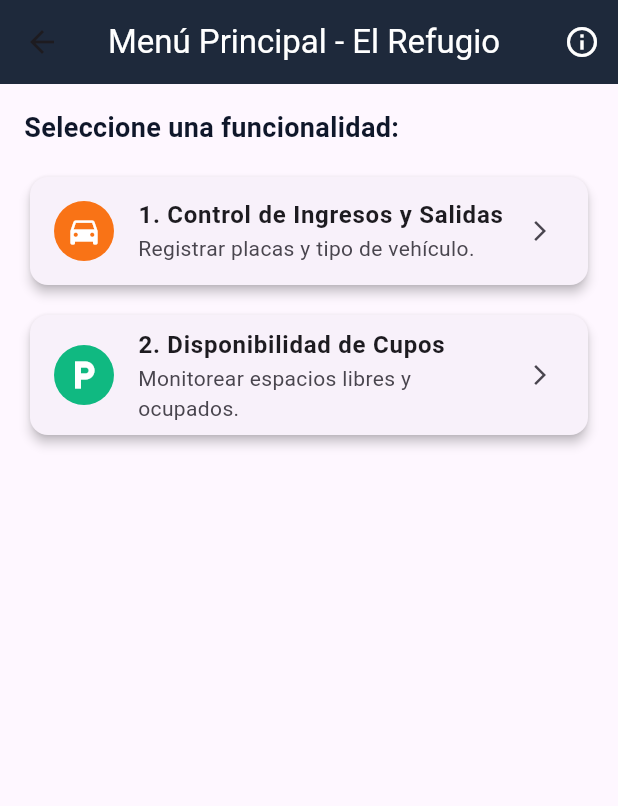
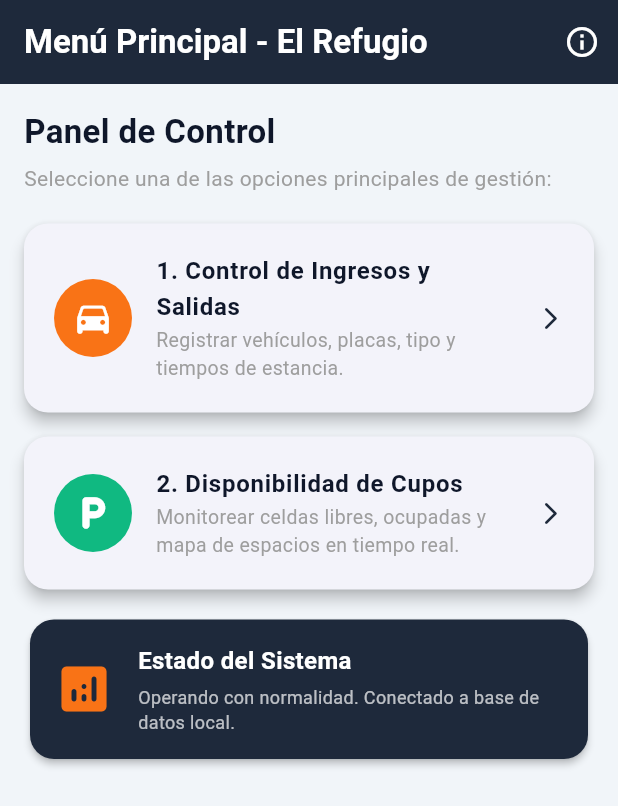
Before and after one commit to JohnMontoya1997/parqueadero_el_refugio, a Flutter app: the HomeMenuScreen screen opened directly, on a phone screen of 412 x 824 dp. Shown: the top 806 px of the screen. Run offline on Flutter 3.47's test engine with Material 3 defaults, Android fonts, the phone set to English and light mode, and no system bars.

Commit message:
Modificaciones en el menú)

```diff
--- a/lib/screens/home_menu.dart
+++ b/lib/screens/home_menu.dart
@@ -1,4 +1,5 @@
 import 'package:flutter/material.dart';
+
 import '../theme/app_colors.dart';
 import 'modulo_ingreso.dart';
 import 'modulo_cupos.dart';
@@ -6,19 +7,26 @@
 class HomeMenuScreen extends StatelessWidget {
   const HomeMenuScreen({super.key});
 
-  // Método para desplegar la Ventana Modal informativa requerida
-  void _showAboutModal(BuildContext context) {
+  // Ventana modal informativa requerida por el instructor
+  void _showInfoModal(BuildContext context) {
     showDialog(
       context: context,
       builder: (BuildContext context) {
         return AlertDialog(
-          title: const Text('Acerca de El Refugio'),
-          content: const Text('Módulo móvil para el control de ingresos de vehículos y visualización de cupos en tiempo real.'),
+          title: const Text('Información del Sistema'),
+          content: const Text(
+            'Parqueadero El Refugio v1.0\n\n'
+            'Aplicación móvil desarrollada en Flutter para la gestión integral de ingresos, '
+            'salidas, control de cupos y tarifas del parqueadero.',
+          ),
           actions: [
             TextButton(
-              child: const Text('Entendido', style: TextStyle(color: AppColors.accentOrange)),
+              child: const Text(
+                'Cerrar',
+                style: TextStyle(color: AppColors.accentOrange),
+              ),
               onPressed: () {
-                Navigator.of(context).pop(); // Cierra el modal al dar clic
+                Navigator.of(context).pop();
               },
             ),
           ],
@@ -31,64 +39,178 @@
   Widget build(BuildContext context) {
     return Scaffold(
       appBar: AppBar(
-        title: const Text('Menú Principal - El Refugio', style: TextStyle(color: Colors.white)),
+        title: const Text(
+          'Menú Principal - El Refugio',
+          style: TextStyle(color: Colors.white, fontWeight: FontWeight.bold),
+        ),
         backgroundColor: AppColors.primaryDark,
+        elevation: 0,
         actions: [
           IconButton(
             icon: const Icon(Icons.info_outline, color: Colors.white),
-            onPressed: () => _showAboutModal(context), // Clic para abrir el modal
+            tooltip: 'Acerca de',
+            onPressed: () => _showInfoModal(context), // Abre la ventana modal
           ),
         ],
       ),
       body: ListView(
         padding: const EdgeInsets.all(16.0),
         children: [
+          // Cabecera descriptiva
           const Text(
-            'Seleccione una funcionalidad:',
-            style: TextStyle(fontSize: 18, fontWeight: FontWeight.bold, color: AppColors.textMain),
+            'Panel de Control',
+            style: TextStyle(
+              fontSize: 22,
+              fontWeight: FontWeight.bold,
+              color: AppColors.textMain,
+            ),
           ),
-          const SizedBox(height: 16),
+          const SizedBox(height: 6),
+          const Text(
+            'Seleccione una de las opciones principales de gestión:',
+            style: TextStyle(fontSize: 14, color: Colors.grey),
+          ),
+          const SizedBox(height: 20),
 
-          // Opción 1 que lleva al Módulo de Ingresos
+          // Opción 1: Módulo de Ingresos y Salidas
           Card(
-            elevation: 3,
-            shape: RoundedRectangleBorder(borderRadius: BorderRadius.circular(12)),
+            elevation: 4,
+            shape: RoundedRectangleBorder(
+              borderRadius: BorderRadius.circular(16),
+            ),
+            margin: const EdgeInsets.only(bottom: 16),
             child: ListTile(
+              contentPadding: const EdgeInsets.symmetric(
+                horizontal: 20,
+                vertical: 12,
+              ),
               leading: const CircleAvatar(
+                radius: 26,
                 backgroundColor: AppColors.accentOrange,
-                child: Icon(Icons.directions_car, color: Colors.white),
+                child: Icon(
+                  Icons.directions_car_rounded,
+                  color: Colors.white,
+                  size: 28,
+                ),
               ),
-              title: const Text('1. Control de Ingresos y Salidas', style: TextStyle(fontWeight: FontWeight.bold)),
-              subtitle: const Text('Registrar placas y tipo de vehículo.'),
-              trailing: const Icon(Icons.arrow_forward_ios, size: 16),
+              title: const Text(
+                '1. Control de Ingresos y Salidas',
+                style: TextStyle(
+                  fontSize: 16,
+                  fontWeight: FontWeight.bold,
+                  color: AppColors.textMain,
+                ),
+              ),
+              subtitle: const Text(
+                'Registrar vehículos, placas, tipo y tiempos de estancia.',
+                style: TextStyle(fontSize: 13, color: Colors.grey),
+              ),
+              trailing: const Icon(
+                Icons.arrow_forward_ios_rounded,
+                size: 18,
+                color: AppColors.primaryDark,
+              ),
               onTap: () {
+                // Navegación hacia la primera funcionalidad principal
                 Navigator.push(
                   context,
-                  MaterialPageRoute(builder: (context) => const ModuloIngresoScreen()),
+                  MaterialPageRoute(
+                    builder: (context) => const ModuloIngresoScreen(),
+                  ),
                 );
               },
             ),
           ),
-          const SizedBox(height: 12),
 
-          // Opción 2 que lleva al Módulo de Cupos
+          // Opción 2: Módulo de Disponibilidad y Cupos
           Card(
-            elevation: 3,
-            shape: RoundedRectangleBorder(borderRadius: BorderRadius.circular(12)),
+            elevation: 4,
+            shape: RoundedRectangleBorder(
+              borderRadius: BorderRadius.circular(16),
+            ),
+            margin: const EdgeInsets.only(bottom: 16),
             child: ListTile(
+              contentPadding: const EdgeInsets.symmetric(
+                horizontal: 20,
+                vertical: 12,
+              ),
               leading: const CircleAvatar(
+                radius: 26,
                 backgroundColor: AppColors.successGreen,
-                child: Icon(Icons.local_parking, color: Colors.white),
+                child: Icon(
+                  Icons.local_parking_rounded,
+                  color: Colors.white,
+                  size: 28,
+                ),
               ),
-              title: const Text('2. Disponibilidad de Cupos', style: TextStyle(fontWeight: FontWeight.bold)),
-              subtitle: const Text('Monitorear espacios libres y ocupados.'),
-              trailing: const Icon(Icons.arrow_forward_ios, size: 16),
+              title: const Text(
+                '2. Disponibilidad de Cupos',
+                style: TextStyle(
+                  fontSize: 16,
+                  fontWeight: FontWeight.bold,
+                  color: AppColors.textMain,
+                ),
+              ),
+              subtitle: const Text(
+                'Monitorear celdas libres, ocupadas y mapa de espacios en tiempo real.',
+                style: TextStyle(fontSize: 13, color: Colors.grey),
+              ),
+              trailing: const Icon(
+                Icons.arrow_forward_ios_rounded,
+                size: 18,
+                color: AppColors.primaryDark,
+              ),
               onTap: () {
+                // Navegación hacia la segunda funcionalidad principal
                 Navigator.push(
                   context,
-                  MaterialPageRoute(builder: (context) => const ModuloCuposScreen()),
+                  MaterialPageRoute(
+                    builder: (context) => const ModuloCuposScreen(),
+                  ),
                 );
               },
+            ),
+          ),
+
+          // Opción 3 adicional o sección de resumen visual (para que se note bien cargado el menú)
+          Card(
+            elevation: 2,
+            color: AppColors.primaryDark,
+            shape: RoundedRectangleBorder(
+              borderRadius: BorderRadius.circular(16),
+            ),
+            child: Padding(
+              padding: const EdgeInsets.all(16.0),
+              child: Row(
+                children: [
+                  const Icon(
+                    Icons.analytics_rounded,
+                    color: AppColors.accentOrange,
+                    size: 40,
+                  ),
+                  const SizedBox(width: 16),
+                  Expanded(
+                    child: Column(
+                      crossAxisAlignment: CrossAxisAlignment.start,
+                      children: const [
+                        Text(
+                          'Estado del Sistema',
+                          style: TextStyle(
+                            color: Colors.white,
+                            fontWeight: FontWeight.bold,
+                            fontSize: 16,
+                          ),
+                        ),
+                        SizedBox(height: 4),
+                        Text(
+                          'Operando con normalidad. Conectado a base de datos local.',
+                          style: TextStyle(color: Colors.white70, fontSize: 12),
+                        ),
+                      ],
+                    ),
+                  ),
+                ],
+              ),
             ),
           ),
         ],
```
Also changed, not shown: lib/main.dart (+75 -97 lines).
